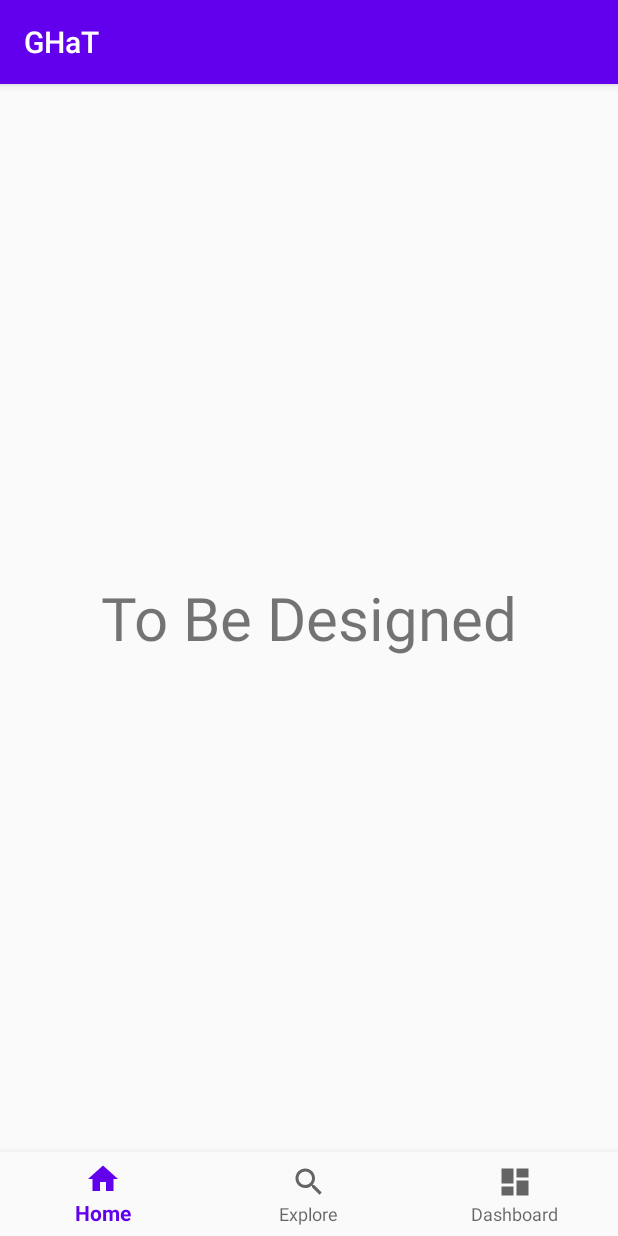
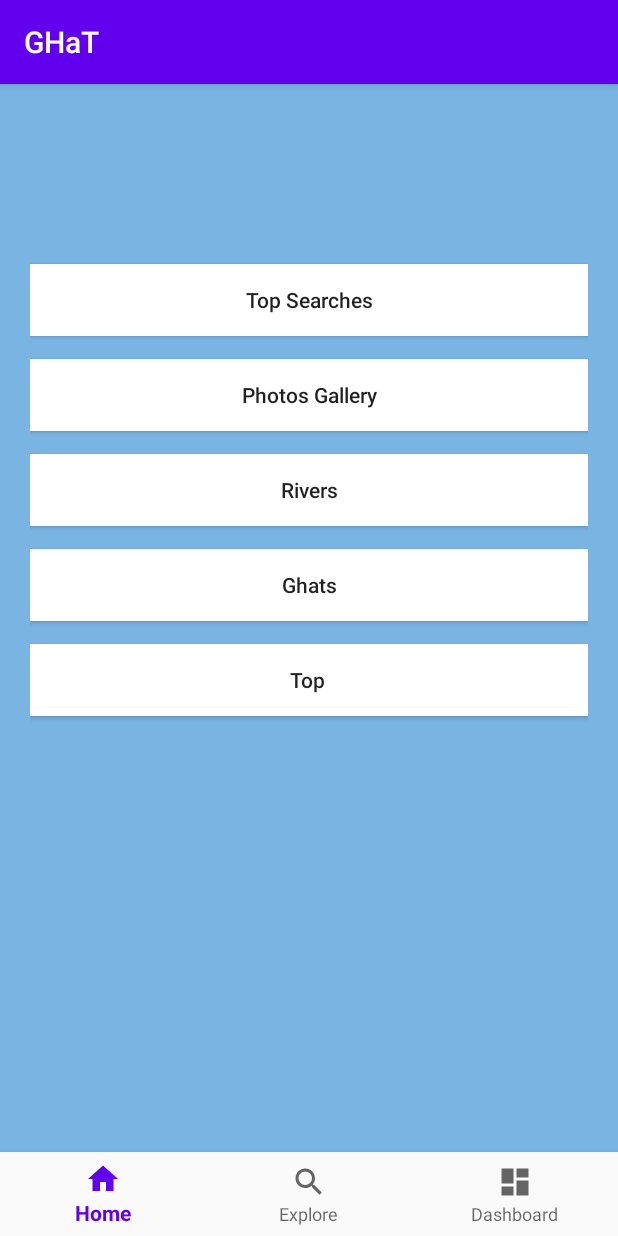
Before and after one commit to akshitverma8191/pg179_thedominators, an Android app: the screen it shows after launch once a user with an empty profile is signed in (MainActivity), on a phone screen of 412 x 824 dp. Run offline under Robolectric (Android 15) with nearby library versions, the phone set to English and light mode, and no system bars; our stand-ins replace Firebase (no records; nobody signed in at launch, a user with empty details on screens opened directly), navigation-ui.

Commit message:
Update to  Home fragment  UI

```diff
--- a/TheDominators/app/src/main/res/layout/fragment_hom.xml
+++ b/TheDominators/app/src/main/res/layout/fragment_hom.xml
@@ -1,16 +1,62 @@
 <?xml version="1.0" encoding="utf-8"?>
 <RelativeLayout xmlns:android="http://schemas.android.com/apk/res/android"
-    xmlns:tools="http://schemas.android.com/tools"
     android:layout_width="match_parent"
     android:layout_height="match_parent"
-    tools:context=".HomFragment">
+    android:padding="20dp"
+    android:background="#7AB4E3">
 
-    <TextView
+        <Button
+        android:id="@+id/btn_top"
+        android:layout_marginTop="100dp"
         android:layout_width="match_parent"
         android:layout_height="wrap_content"
-        android:text="To Be Designed"
-        android:textSize="40dp"
-        android:layout_centerInParent="true"
-        android:textAlignment="center"/>
+        android:elevation="10dp"
+        android:text="Top Searches"
+        android:textAllCaps="false"
+        android:background="@color/cardview_light_background"/>
+
+        <Button
+        android:id="@+id/btn_gal"
+        android:layout_width="match_parent"
+        android:layout_height="wrap_content"
+        android:layout_marginTop="15dp"
+        android:layout_below="@+id/btn_top"
+        android:elevation="10dp"
+        android:text="Photos Gallery"
+        android:textAllCaps="false"
+        android:background="#ffffff"/>
+
+        <Button
+        android:id="@+id/btn_river"
+        android:layout_width="match_parent"
+        android:layout_height="wrap_content"
+        android:layout_marginTop="15dp"
+        android:layout_below="@+id/btn_gal"
+        android:elevation="10dp"
+        android:text="Rivers"
+        android:textAllCaps="false"
+        android:background="@color/cardview_light_background"/>
+
+        <Button
+        android:id="@+id/btn_ghats"
+        android:layout_width="match_parent"
+        android:layout_height="wrap_content"
+        android:layout_marginTop="15dp"
+        android:layout_below="@+id/btn_river"
+        android:elevation="10dp"
+        android:text="Ghats"
+        android:textAllCaps="false"
+        android:background="@color/cardview_light_background"/>
+
+        <Button
+        android:id="@+id/btn_last"
+        android:layout_width="match_parent"
+        android:layout_height="wrap_content"
+        android:layout_marginTop="15dp"
+        android:layout_below="@+id/btn_ghats"
+        android:elevation="10dp"
+        android:text="Top "
+        android:textAllCaps="false"
+        android:background="@color/cardview_light_background"/>
 
 </RelativeLayout>
```
